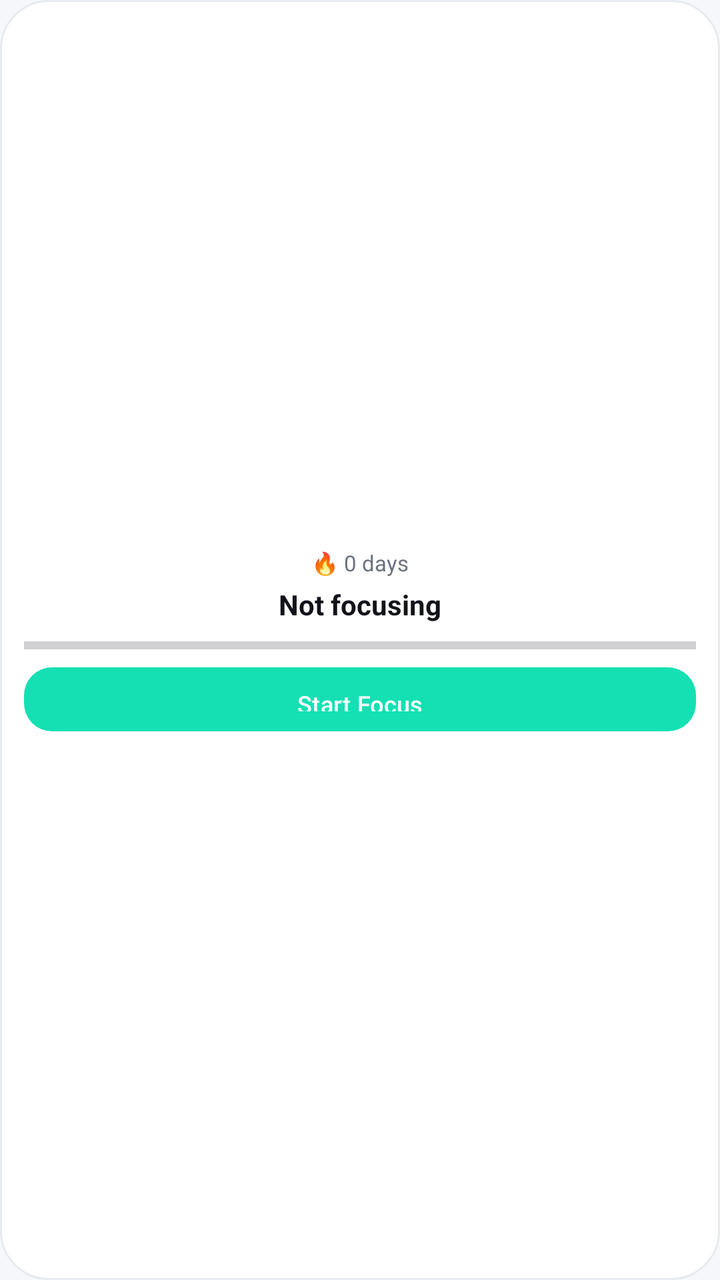
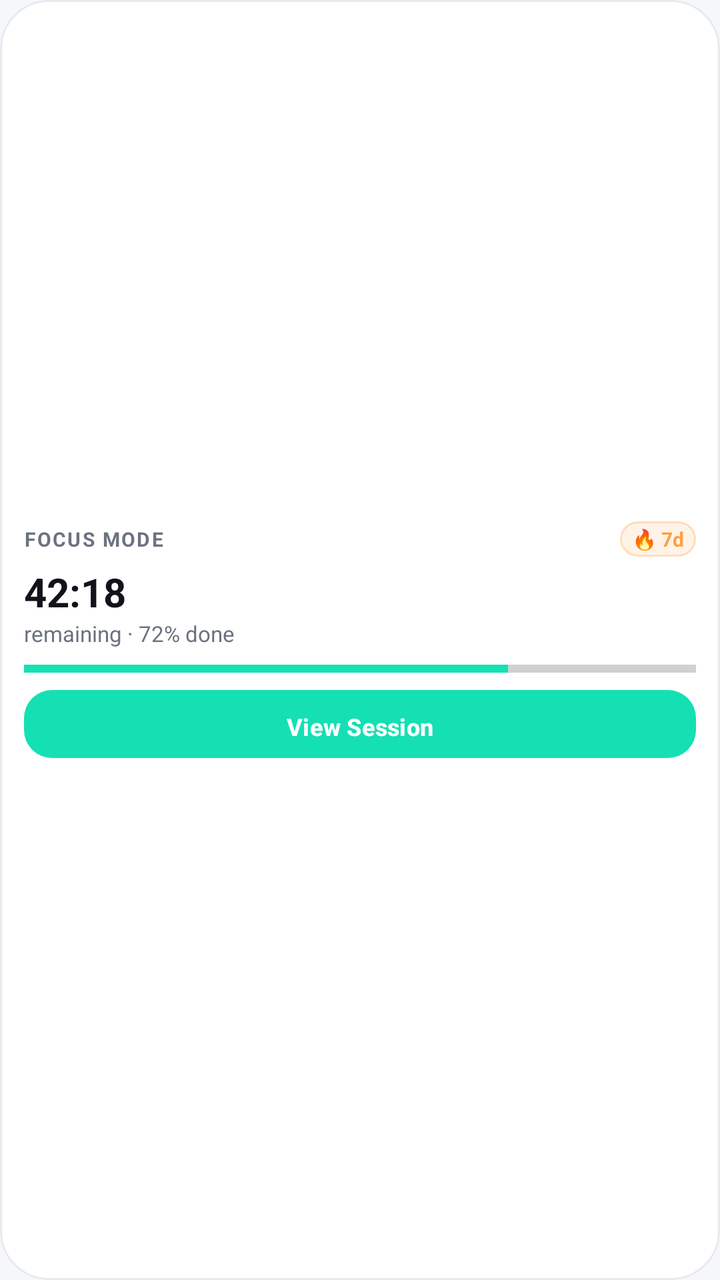

An Android layout rendered at two revisions. The XML below is the earlier revision; the diff shows what the commit changed to produce the second picture.
<!-- AndroidManifest.xml: application theme Theme.StayFocused -->
<!-- res/layout/widget_compact.xml -->
<?xml version="1.0" encoding="utf-8"?>
<LinearLayout xmlns:android="http://schemas.android.com/apk/res/android"
    android:id="@+id/widgetCompactRoot"
    android:layout_width="match_parent"
    android:layout_height="match_parent"
    android:background="@drawable/bg_dashboard_card"
    android:orientation="vertical"
    android:padding="12dp"
    android:gravity="center">

    <TextView
        android:id="@+id/tvWidgetCompactStreak"
        android:layout_width="wrap_content"
        android:layout_height="wrap_content"
        android:text="🔥 0 days"
        android:textColor="@color/text_secondary"
        android:textSize="11sp" />

    <TextView
        android:id="@+id/tvWidgetCompactMode"
        android:layout_width="wrap_content"
        android:layout_height="wrap_content"
        android:layout_marginTop="4dp"
        android:maxLines="2"
        android:ellipsize="end"
        android:text="Not focusing"
        android:textColor="@color/text_primary"
        android:textSize="14sp"
        android:textStyle="bold"
        android:gravity="center" />

    <ProgressBar
        android:id="@+id/progressWidgetCompactGoal"
        style="?android:attr/progressBarStyleHorizontal"
        android:layout_width="match_parent"
        android:layout_height="6dp"
        android:layout_marginTop="8dp"
        android:layout_marginBottom="8dp"
        android:max="100"
        android:progress="0"
        android:progressTint="@color/brand_primary" />

    <Button
        android:id="@+id/btnWidgetCompactAction"
        android:layout_width="match_parent"
        android:layout_height="32dp"
        android:background="@drawable/widget_btn_primary"
        android:minWidth="0dp"
        android:minHeight="0dp"
        android:text="Start Focus"
        android:textAllCaps="false"
        android:textColor="@color/white"
        android:textSize="12sp" />

</LinearLayout>
<!-- resources referenced by this layout -->
<resources>
  <color name="brand_primary">#14E0B4</color>
  <color name="text_primary">#12131A</color>
  <color name="text_secondary">#6B7280</color>
  <color name="white">#FFFFFF</color>
  <!-- drawable bg_dashboard_card (drawable) -->
  <?xml version="1.0" encoding="utf-8"?>
  <shape xmlns:android="http://schemas.android.com/apk/res/android">
      <solid android:color="@color/bg_card" />
      <corners android:radius="24dp" />
      <stroke android:width="1dp" android:color="@color/card_border" />
  </shape>
  <!-- drawable widget_btn_primary (drawable) -->
  <?xml version="1.0" encoding="utf-8"?>
  <shape xmlns:android="http://schemas.android.com/apk/res/android">
      <solid android:color="@color/brand_primary" />
      <corners android:radius="14dp" />
  </shape>
  <style name="Theme.StayFocused" parent="Theme.Material3.DayNight.NoActionBar">
          <item name="colorPrimary">@color/brand_primary</item>
          <item name="colorPrimaryDark">@color/brand_primary_dark</item>
          <item name="colorSecondary">@color/accent_streak</item>
          <item name="android:windowBackground">@color/bg_light</item>
          <item name="android:statusBarColor">@color/brand_primary_dark</item>
      </style>
  <color name="bg_card">#FFFFFF</color>
  <color name="card_border">#E7EAF0</color>
  <color name="brand_primary_dark">#0A9E82</color>
  <color name="accent_streak">#FF9F43</color>
  <color name="bg_light">#F5F7FA</color>
</resources>

<!-- the commit's change to res/layout/widget_compact.xml (unified diff, before → after) -->
@@ -6,50 +6,90 @@
     android:background="@drawable/bg_dashboard_card"
     android:orientation="vertical"
     android:padding="12dp"
-    android:gravity="center">
+    android:gravity="center_vertical">
+
+    
+    <LinearLayout
+        android:layout_width="match_parent"
+        android:layout_height="wrap_content"
+        android:orientation="horizontal"
+        android:gravity="center_vertical">
+
+        <TextView
+            android:id="@+id/tvWidgetCompactMode"
+            android:layout_width="0dp"
+            android:layout_height="wrap_content"
+            android:layout_weight="1"
+            android:maxLines="1"
+            android:ellipsize="end"
+            android:text="FOCUS MODE"
+            android:textColor="@color/text_secondary"
+            android:textSize="10sp"
+            android:textStyle="bold"
+            android:letterSpacing="0.08" />
+
+        <TextView
+            android:id="@+id/tvWidgetCompactBadge"
+            android:layout_width="wrap_content"
+            android:layout_height="wrap_content"
+            android:background="@drawable/widget_badge_streak"
+            android:paddingStart="6dp"
+            android:paddingEnd="6dp"
+            android:paddingTop="2dp"
+            android:paddingBottom="2dp"
+            android:text="🔥 7d"
+            android:textColor="@color/accent_streak"
+            android:textSize="10sp"
+            android:textStyle="bold" />
+    </LinearLayout>
+
+    
+    <TextView
+        android:id="@+id/tvWidgetCompactTimer"
+        android:layout_width="match_parent"
+        android:layout_height="wrap_content"
+        android:layout_marginTop="4dp"
+        android:maxLines="1"
+        android:ellipsize="end"
+        android:text="42:18"
+        android:textColor="@color/text_primary"
+        android:textSize="20sp"
+        android:textStyle="bold" />
 
     <TextView
-        android:id="@+id/tvWidgetCompactStreak"
-        android:layout_width="wrap_content"
+        android:id="@+id/tvWidgetCompactSubtitle"
+        android:layout_width="match_parent"
         android:layout_height="wrap_content"
-        android:text="🔥 0 days"
+        android:maxLines="1"
+        android:ellipsize="end"
+        android:text="remaining · 72% done"
         android:textColor="@color/text_secondary"
         android:textSize="11sp" />
 
-    <TextView
-        android:id="@+id/tvWidgetCompactMode"
-        android:layout_width="wrap_content"
-        android:layout_height="wrap_content"
-        android:layout_marginTop="4dp"
-        android:maxLines="2"
-        android:ellipsize="end"
-        android:text="Not focusing"
-        android:textColor="@color/text_primary"
-        android:textSize="14sp"
-        android:textStyle="bold"
-        android:gravity="center" />
-
+    
     <ProgressBar
         android:id="@+id/progressWidgetCompactGoal"
         style="?android:attr/progressBarStyleHorizontal"
         android:layout_width="match_parent"
-        android:layout_height="6dp"
+        android:layout_height="5dp"
         android:layout_marginTop="8dp"
         android:layout_marginBottom="8dp"
         android:max="100"
-        android:progress="0"
+        android:progress="72"
         android:progressTint="@color/brand_primary" />
 
+    
     <Button
         android:id="@+id/btnWidgetCompactAction"
         android:layout_width="match_parent"
-        android:layout_height="32dp"
+        android:layout_height="34dp"
         android:background="@drawable/widget_btn_primary"
         android:minWidth="0dp"
         android:minHeight="0dp"
-        android:text="Start Focus"
+        android:text="View Session"
         android:textAllCaps="false"
         android:textColor="@color/white"
-        android:textSize="12sp" />
+        android:textSize="12sp"
+        android:textStyle="bold" />
 
 </LinearLayout>
<!-- resource entries referenced after the edit -->
@@ -10,6 +10,13 @@
       <solid android:color="@color/bg_card" />
       <corners android:radius="24dp" />
       <stroke android:width="1dp" android:color="@color/card_border" />
+  </shape>
+  <!-- drawable widget_badge_streak (drawable) -->
+  <?xml version="1.0" encoding="utf-8"?>
+  <shape xmlns:android="http://schemas.android.com/apk/res/android">
+      <solid android:color="#20FF9F43" />
+      <corners android:radius="12dp" />
+      <stroke android:width="1dp" android:color="#50FF9F43" />
   </shape>
   <!-- drawable widget_btn_primary (drawable) -->
   <?xml version="1.0" encoding="utf-8"?>
